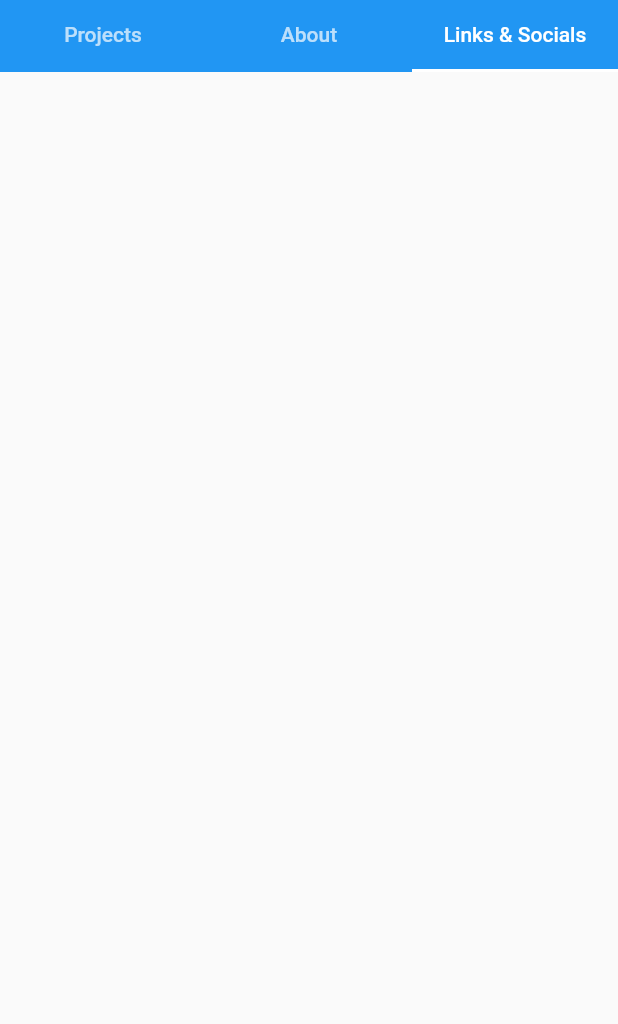
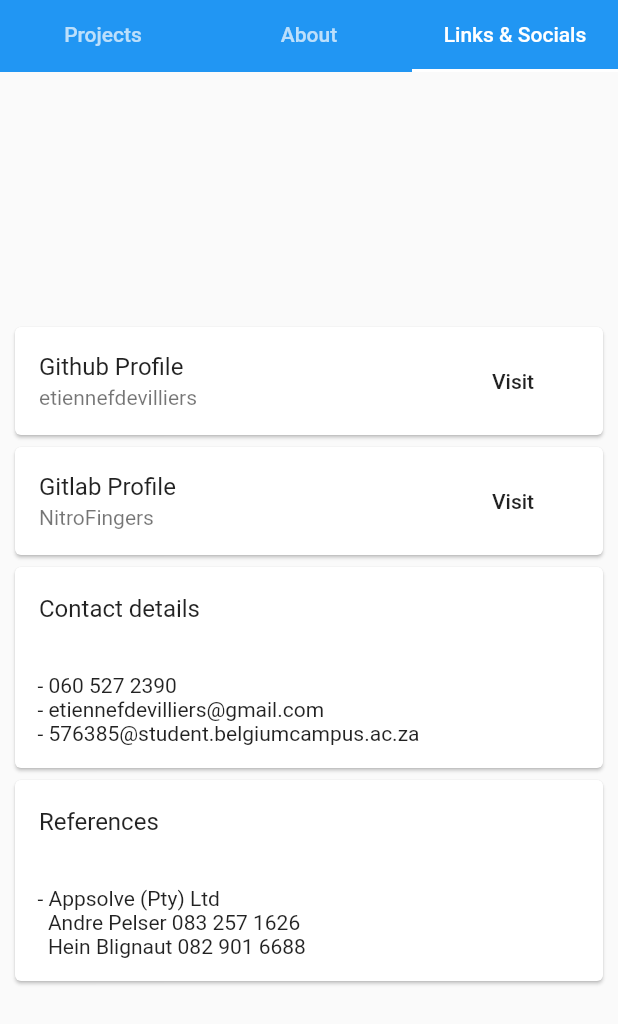
Before and after one commit to etiennedevilliers/cv-website, a Flutter app: the screen it shows after launch, tab 3 chosen, on a phone screen of 412 x 824 dp. Shown: the top 1024 px of the screen. Run offline on Flutter 3.47's test engine with Material 2 defaults, Android fonts, the phone set to English and light mode, and no system bars; our stand-ins replace flutter_html, liquid_progress_indicator; missing offline and left inert: dart:js.

Commit message:
Minor changes

```diff
--- a/lib/main.dart
+++ b/lib/main.dart
@@ -2,6 +2,7 @@
 
 import 'package:cv_website/about.dart';
 import 'package:cv_website/projects.dart';
+import 'package:cv_website/socials.dart';
 import 'package:flutter/material.dart';
 
 void main() {
@@ -50,7 +51,7 @@ class HomePage extends StatelessWidget {
             children: [
               ProjectsPage(),
               AboutPage(),
-              Container()
+              SocialsPage()
             ],
           ),
         ),
--- /dev/null
+++ b/lib/socials.dart
@@ -0,0 +1,118 @@
+import 'package:flutter/material.dart';
+import 'dart:js' as js;
+
+class SocialsPage extends StatelessWidget {
+
+  Widget buildGithub() {
+    return Container(
+        width: 400,
+        child: Card(
+          child: ListTile(
+
+            title: Text("Github Profile"),
+            subtitle: Text("etiennefdevilliers"),
+            trailing: MaterialButton(
+              child: Text("Visit"),
+              onPressed: () {
+                      js.context.callMethod('open', ['https://github.com/etiennedevilliers']);
+              },
+            ),
+          )
+        )
+    );
+  }
+
+  Widget buildGitlab() {
+    return Container(
+        width: 400,
+        child: Card(
+          child: ListTile(
+
+            title: Text("Gitlab Profile"),
+            subtitle: Text("NitroFingers"),
+            trailing: MaterialButton(
+              child: Text("Visit"),
+              onPressed: () {
+                      js.context.callMethod('open', ['https://gitlab.com/NitroFingers']);
+              },
+            ),
+          )
+        )
+    );
+  }
+
+  Widget buildContactsCard() {
+    return Container(
+        width: 400,
+        alignment: Alignment.topLeft,
+        child: Card(
+          child: Column(
+          crossAxisAlignment: CrossAxisAlignment.start,
+          children: [
+            ListTile(
+              title: Text("Contact details")
+            ),
+            Container(
+              width: double.infinity,
+              margin: EdgeInsets.all(15),
+              child: Column(
+              crossAxisAlignment: CrossAxisAlignment.start,
+              children: [
+                Text("- 060 527 2390"),
+                Text("- etiennefdevilliers@gmail.com"),
+                Text("- 576385@student.belgiumcampus.ac.za"),
+              ],)
+            )
+          ],)
+        )
+    );
+  }
+
+  Widget buildReferences() {
+    return Container(
+        width: 400,
+        alignment: Alignment.topLeft,
+        child: Card(
+          child: Column(
+          crossAxisAlignment: CrossAxisAlignment.start,
+          children: [
+            ListTile(
+              title: Text("References")
+            ),
+            Container(
+              width: double.infinity,
+              margin: EdgeInsets.all(15),
+              child: Column(
+              crossAxisAlignment: CrossAxisAlignment.start,
+              children: [
+                Text("- Appsolve (Pty) Ltd"),
+                Text("  Andre Pelser 083 257 1626"),
+                Text("  Hein Blignaut 082 901 6688"),
+              ],)
+            )
+          ],)
+        )
+    );
+  }
+
+  @override
+  Widget build(BuildContext context) {
+    return Container(
+      alignment: Alignment.center,
+      child: ConstrainedBox(
+        constraints: BoxConstraints(
+          maxWidth: 800
+        ),
+        child: Wrap(
+          alignment: WrapAlignment.center,
+          children: [
+            buildGithub(),
+            buildGitlab(),
+            buildContactsCard(),
+            buildReferences()
+          ],
+        ),
+      )
+    );
+  }
+}
```
Also changed, not shown: lib/about.dart (+32 -1 lines), lib/projects.dart (+18 -2 lines).
